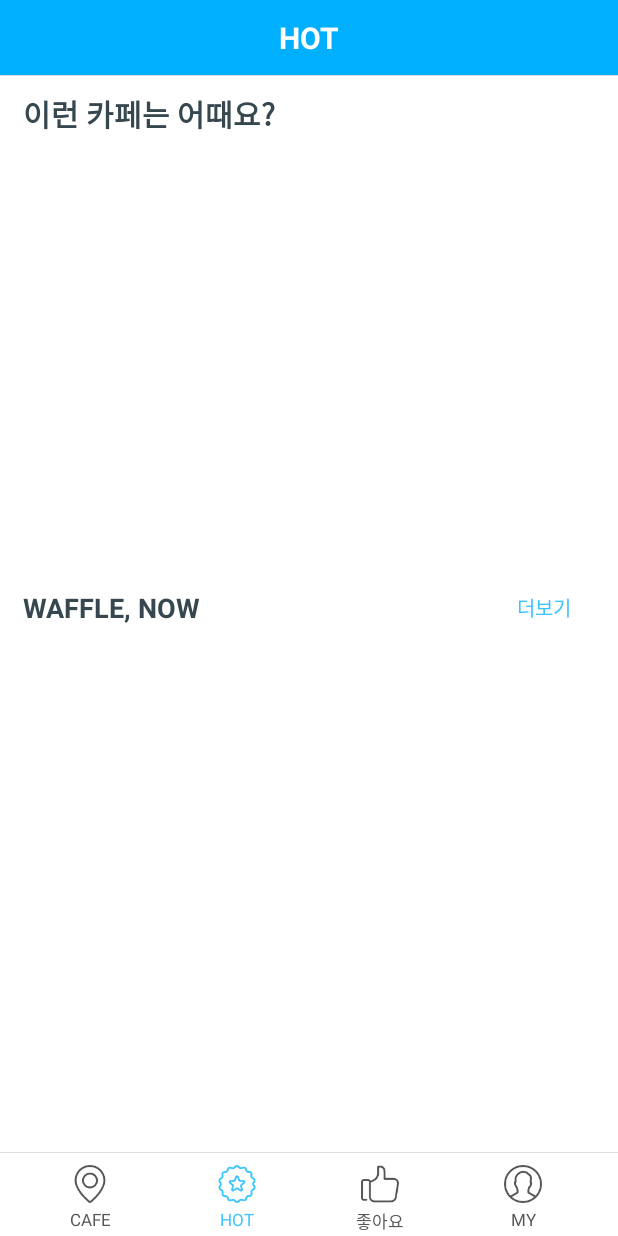
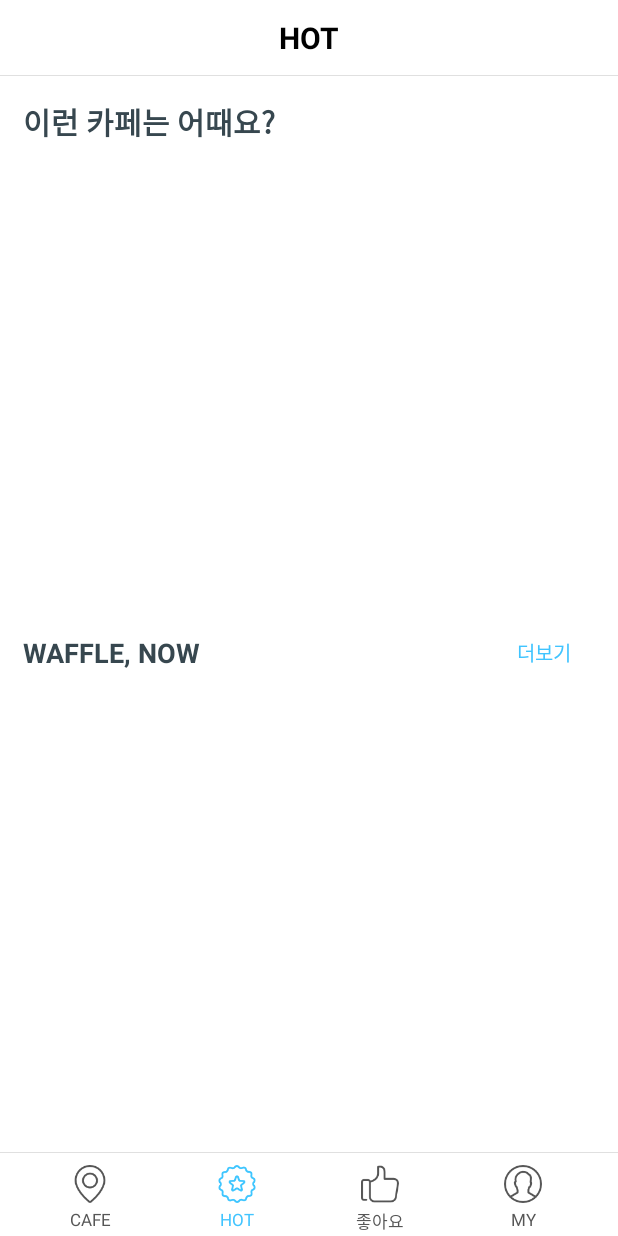
Before and after one commit to sunghyunpark/WAFFLE_APP, an Android app: the screen it shows after launch once a user with an empty profile is signed in (MainActivity), after a tap on "HOT", on a phone screen of 412 x 824 dp. Run offline under Robolectric (Android 15) with nearby library versions, the phone set to English and light mode, and no system bars; our stand-ins replace ButterKnife, Firebase (no records; nobody signed in at launch, a user with empty details on screens opened directly); libraries missing offline, so code that uses them is left out: io.realm; pictures from the network do not load; 10 statements that could not run were skipped.

Commit message:
app_title_bar 색상 변경

```diff
--- a/app/src/main/res/layout/fragment_cafe_list.xml
+++ b/app/src/main/res/layout/fragment_cafe_list.xml
@@ -9,7 +9,7 @@
         android:id="@+id/app_title_bar"
         android:layout_width="match_parent"
         android:layout_height="50dp"
-        android:background="@color/colorPrimaryDark"
+        android:background="@color/colorWhite"
         android:layout_alignParentTop="true">
         <TextView
             android:layout_width="wrap_content"
@@ -17,7 +17,7 @@
             android:text="@string/app_name"
             android:layout_centerHorizontal="true"
             android:layout_centerVertical="true"
-            android:textColor="@color/colorWhite"
+            android:textColor="@color/colorBlack"
             android:textStyle="bold"
             android:textSize="20dp"/>
     </RelativeLayout>
--- a/app/src/main/res/layout/fragment_hot.xml
+++ b/app/src/main/res/layout/fragment_hot.xml
@@ -18,7 +18,7 @@
         android:id="@+id/app_title_bar"
         android:layout_width="match_parent"
         android:layout_height="50dp"
-        android:background="@color/colorPrimaryDark"
+        android:background="@color/colorWhite"
         android:layout_alignParentTop="true">
         <TextView
             android:layout_width="wrap_content"
@@ -26,7 +26,7 @@
             android:text="@string/hot_fragment_title_txt"
             android:layout_centerHorizontal="true"
             android:layout_centerVertical="true"
-            android:textColor="@color/colorWhite"
+            android:textColor="@color/colorBlack"
             android:textStyle="bold"
             android:textSize="20dp"/>
     </RelativeLayout>
@@ -41,7 +41,8 @@
 
     <RelativeLayout
         android:layout_width="match_parent"
-        android:layout_height="wrap_content">
+        android:layout_height="wrap_content"
+        android:layout_marginTop="15dp">
 
         <TextView
             android:id="@+id/recommend_cafe_title_txt"
@@ -49,7 +50,6 @@
             android:layout_height="wrap_content"
             android:textSize="20dp"
             android:textColor="#37474F"
-            android:layout_marginTop="10dp"
             android:layout_marginLeft="15dp"
             android:textStyle="bold"
             android:text="이런 카페는 어때요?"/>
@@ -60,13 +60,13 @@
         android:id="@+id/recommend_pager"
         android:layout_width="wrap_content"
         android:layout_height="260dp"
-        android:layout_marginTop="15dp">
+        android:layout_marginTop="25dp">
     </android.support.v4.view.ViewPager>
 
         <RelativeLayout
             android:layout_width="wrap_content"
             android:layout_height="wrap_content"
-            android:layout_marginTop="15dp">
+            android:layout_marginTop="30dp">
             <TextView
                 android:layout_width="wrap_content"
                 android:layout_height="wrap_content"
--- a/app/src/main/res/layout/fragment_like_cafe.xml
+++ b/app/src/main/res/layout/fragment_like_cafe.xml
@@ -9,7 +9,7 @@
         android:id="@+id/app_title_bar"
         android:layout_width="match_parent"
         android:layout_height="50dp"
-        android:background="@color/colorPrimaryDark"
+        android:background="@color/colorWhite"
         android:layout_alignParentTop="true">
         <TextView
             android:layout_width="wrap_content"
@@ -17,7 +17,7 @@
             android:text="@string/like_cafe_fragment_title_txt"
             android:layout_centerHorizontal="true"
             android:layout_centerVertical="true"
-            android:textColor="@color/colorWhite"
+            android:textColor="@color/colorBlack"
             android:textStyle="bold"
             android:textSize="20dp"/>
     </RelativeLayout>
--- a/app/src/main/res/layout/fragment_setting.xml
+++ b/app/src/main/res/layout/fragment_setting.xml
@@ -18,7 +18,7 @@
                 android:id="@+id/app_title_bar"
                 android:layout_width="match_parent"
                 android:layout_height="50dp"
-                android:background="@color/colorPrimaryDark"
+                android:background="@color/colorWhite"
                 android:layout_alignParentTop="true">
                 <TextView
                     android:layout_width="wrap_content"
@@ -26,7 +26,7 @@
                     android:text="@string/setting_fragment_title_txt"
                     android:layout_centerHorizontal="true"
                     android:layout_centerVertical="true"
-                    android:textColor="@color/colorWhite"
+                    android:textColor="@color/colorBlack"
                     android:textStyle="bold"
                     android:textSize="20dp"/>
             </RelativeLayout>
```
